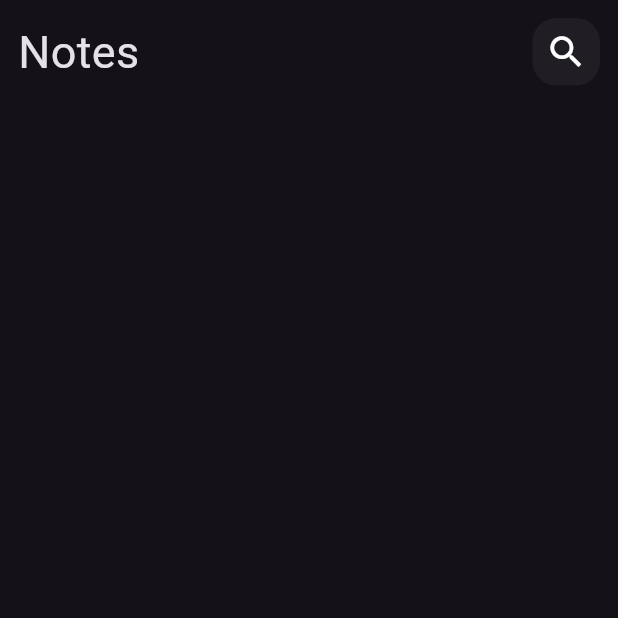
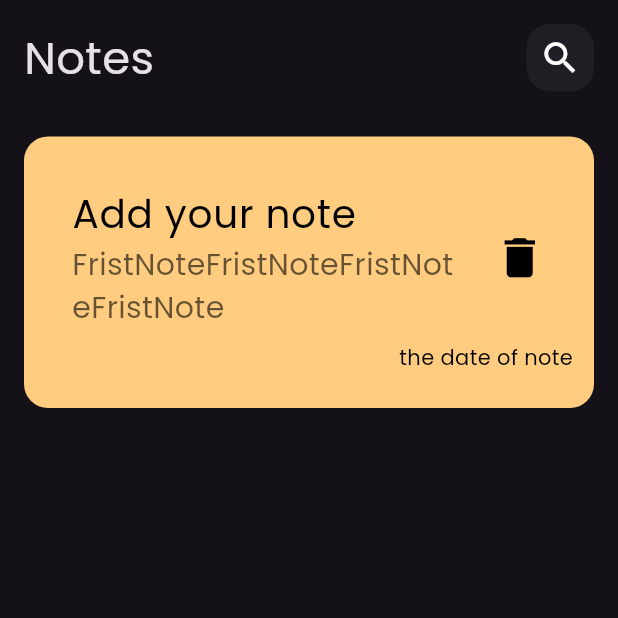
Before and after one commit to Kaream66/notes_app, a Flutter app: the screen it shows after launch, on a phone screen of 412 x 824 dp, the top half of it. Run offline on Flutter 3.47's test engine with Material 3 defaults, Android fonts, the phone set to English and light mode, and no system bars.

Commit message:
create note item

```diff
--- a/lib/main.dart
+++ b/lib/main.dart
@@ -12,7 +12,11 @@ class NotesApp extends StatelessWidget {
   Widget build(BuildContext context) {
     return MaterialApp(
       debugShowCheckedModeBanner: false,
-      theme: ThemeData.dark(),
+      theme: ThemeData(
+       brightness: Brightness.dark,
+       fontFamily: 'Poppins' ,
+      ),
+
       home:const NotesView(),
     );
   }
--- a/lib/views/note_view.dart
+++ b/lib/views/note_view.dart
@@ -1,5 +1,6 @@
 import 'package:flutter/material.dart';
 import 'package:note_app/widgets/custom_appbar.dart';
+import 'package:note_app/widgets/note_item.dart';
 
 class NotesView extends StatelessWidget {
   const NotesView({super.key});
@@ -8,10 +9,14 @@ class NotesView extends StatelessWidget {
   Widget build(BuildContext context) {
     return const Scaffold(
       body: Padding(
-        padding: EdgeInsets.all(12.0),
+        padding: EdgeInsets.all(16.0),
         child: Column(
           children: [
             CustomAppbar(),
+            SizedBox(
+              height: 30,
+            ),
+            NoteItem(),
           ],
         ),
       ),
--- /dev/null
+++ b/lib/widgets/note_item.dart
@@ -0,0 +1,50 @@
+
+import 'package:flutter/material.dart';
+
+class NoteItem extends StatelessWidget {
+  const NoteItem({super.key});
+
+  @override
+  Widget build(BuildContext context) {
+    return Container(
+      padding:const EdgeInsets.only(top: 24,bottom: 24,left: 16),
+      decoration: BoxDecoration(
+        color:const  Color(0xffFFCC80),
+        borderRadius: BorderRadius.circular(16),
+      ),
+      child: Column(
+        crossAxisAlignment: CrossAxisAlignment.end,
+        children: [
+          ListTile(
+
+            title: const Text(
+              'Add your note ',
+              style: TextStyle(color: Colors.black, fontSize: 26),
+            ),
+            subtitle: Text(
+              'FristNoteFristNoteFristNoteFristNote ',
+              style:
+                  TextStyle(color: Colors.black.withOpacity(.6), fontSize: 20),
+            ),
+            trailing: IconButton(
+                onPressed: () {},
+                icon: const Icon(
+                  Icons.delete,
+                  color: Colors.black,
+                  size: 35,
+                )),
+          ),
+          const Padding(
+             padding:  EdgeInsets.only(right: 14.0),
+             child: Text(
+              'the date of note',
+              style: TextStyle(
+                color: Colors.black,
+              ),
+                       ),
+           )
+        ],
+      ),
+    );
+  }
+}
```
Also changed, not shown: pubspec.yaml (+6 -11 lines), assets/fonts/Poppins-Regular.ttf (added).
